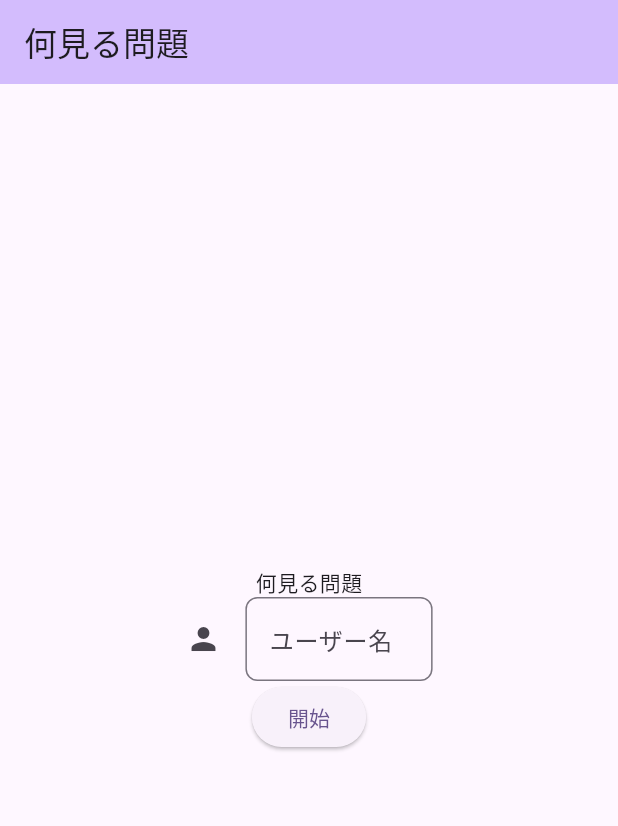
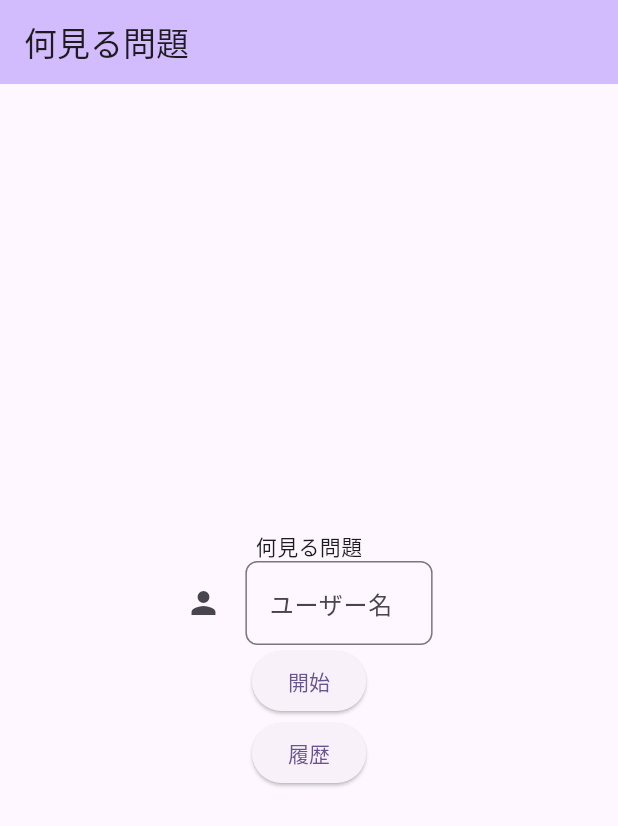
Before and after one commit to GODkamiya/animeR, a Flutter app: the screen it shows after launch, on a phone screen of 412 x 824 dp. Shown: the top 826 px of the screen. Run offline on Flutter 3.47's test engine with Material 3 defaults, Android fonts, the phone set to English and light mode, and no system bars; our stand-ins replace cloud_firestore, firebase_core; accounts and stored records are empty; statements that could not run were skipped.

Commit message:
履歴ページ作りました

```diff
--- a/animer/lib/main.dart
+++ b/animer/lib/main.dart
@@ -1,4 +1,6 @@
 import 'package:animer/firebase_options.dart';
+import 'package:animer/history.dart';
+import 'package:animer/main/main_view.dart';
 import 'package:animer/room.dart';
 import 'package:cloud_firestore/cloud_firestore.dart';
 import 'package:firebase_core/firebase_core.dart';
@@ -24,7 +26,7 @@
         colorScheme: ColorScheme.fromSeed(seedColor: Colors.deepPurple),
         useMaterial3: true,
       ),
-      home: const MyHomePage(title: '何見る問題'),
+      home: MainPage(),
     );
   }
 }
@@ -104,22 +106,35 @@
                   await FirebaseFirestore.instance
                       .collection("room")
                       .doc(docName)
-                      .set({"result": "", "titles": []});
+                      .set({"result": "", "titles": [],"atTime":""});
                 }
                 isWaiting = false;
                 Navigator.of(context).push(
-                  MaterialPageRoute(builder: (context) {
-                    return RoomPage(
-                      roomName: docName,
-                      userName: _controller.text,
-                    );
-                  }),
+                  MaterialPageRoute(
+                    builder: (context) {
+                      return RoomPage(
+                        roomName: docName,
+                        userName: _controller.text,
+                      );
+                    },
+                  ),
                 );
               },
               child: Text(
                 "開始",
               ),
             ),
+            ElevatedButton(
+                onPressed: () {
+                  Navigator.of(context).push(
+                    MaterialPageRoute(
+                      builder: (context) {
+                        return HistoryPage();
+                      },
+                    ),
+                  );
+                },
+                child: Text("履歴"))
           ],
         ),
       ),
--- /dev/null
+++ b/animer/lib/main/main_controller.dart
@@ -0,0 +1,12 @@
+import 'package:animer/main/main_model.dart';
+
+class MainController {
+  MainModel model = MainModel();
+  void onPressStart() {
+    model.joinRoom();
+  }
+
+  void onPressHistory() {
+    model.goHistoryPage();
+  }
+}
--- /dev/null
+++ b/animer/lib/main/main_model.dart
@@ -0,0 +1,8 @@
+class MainModel{
+  void joinRoom(){
+
+  }
+  void goHistoryPage(){
+
+  }
+}
--- /dev/null
+++ b/animer/lib/main/main_view.dart
@@ -0,0 +1,75 @@
+import 'package:animer/main/main_controller.dart';
+import 'package:flutter/material.dart';
+
+class MainPage extends StatefulWidget {
+  const MainPage({super.key});
+
+  @override
+  State<MainPage> createState() => _MainPageState();
+}
+
+class _MainPageState extends State<MainPage> {
+  TextEditingController _controller = TextEditingController();
+
+  var _formKey = GlobalKey<FormState>();
+  MainController ctrl = MainController();
+  @override
+  Widget build(BuildContext context) {
+    return Scaffold(
+      appBar: AppBar(
+        backgroundColor: Theme.of(context).colorScheme.inversePrimary,
+        title: Text("何見る問題"),
+      ),
+      body: Center(
+        child: Column(
+          mainAxisAlignment: MainAxisAlignment.center,
+          children: <Widget>[
+            const Text(
+              '何見る問題',
+            ),
+            SizedBox(
+              width: MediaQuery.of(context).size.width * 0.4,
+              child: Form(
+                key: _formKey,
+                child: TextFormField(
+                  controller: _controller,
+                  decoration: InputDecoration(
+                    icon: Icon(Icons.person),
+                    labelText: 'ユーザー名',
+                    hintText: 'Enter your username',
+                    border: OutlineInputBorder(
+                      borderRadius: BorderRadius.all(Radius.circular(8.0)),
+                    ),
+                    focusedBorder: OutlineInputBorder(
+                      borderSide: BorderSide(color: Colors.blue, width: 2.0),
+                      borderRadius: BorderRadius.circular(8.0),
+                    ),
+                  ),
+                  validator: (value) {
+                    if (value == null || value.isEmpty) {
+                      return 'ユーザー名を入力してください';
+                    }
+                    return null;
+                  },
+                ),
+              ),
+            ),
+            ElevatedButton(
+              onPressed: () {
+                ctrl.onPressStart();
+              },
+              child: Text(
+                "開始",
+              ),
+            ),
+            ElevatedButton(
+                onPressed: () {
+                  ctrl.onPressHistory();
+                },
+                child: Text("履歴"))
+          ],
+        ),
+      ),
+    );
+  }
+}
--- a/animer/pubspec.yaml
+++ b/animer/pubspec.yaml
@@ -38,6 +38,7 @@ dependencies:
   firebase_core: ^3.1.0
   cloud_firestore: ^5.0.1
   uuid: ^4.4.0
+  intl: ^0.19.0
 
 dev_dependencies:
   flutter_test:
```
Also changed, not shown: animer/lib/history.dart (added, +57 -0 lines), animer/lib/history_detail.dart (added, +30 -0 lines), animer/lib/result.dart (+9 -2 lines), animer/lib/room.dart (+33 -9 lines), animer/pubspec.lock, 1 other file.
